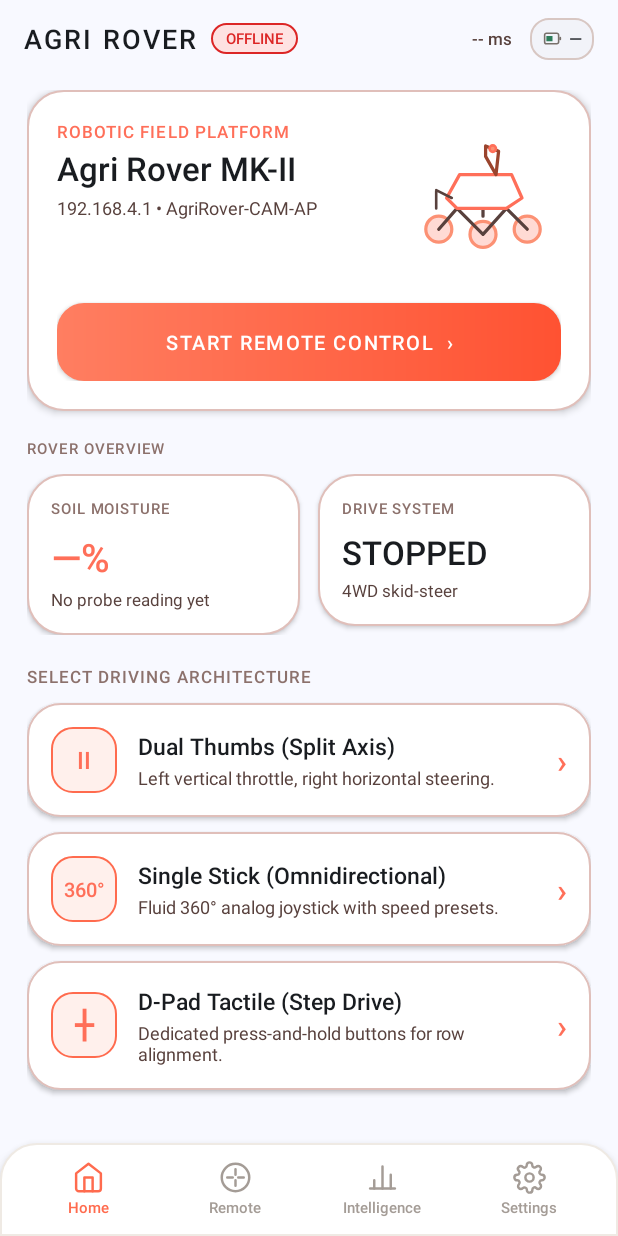
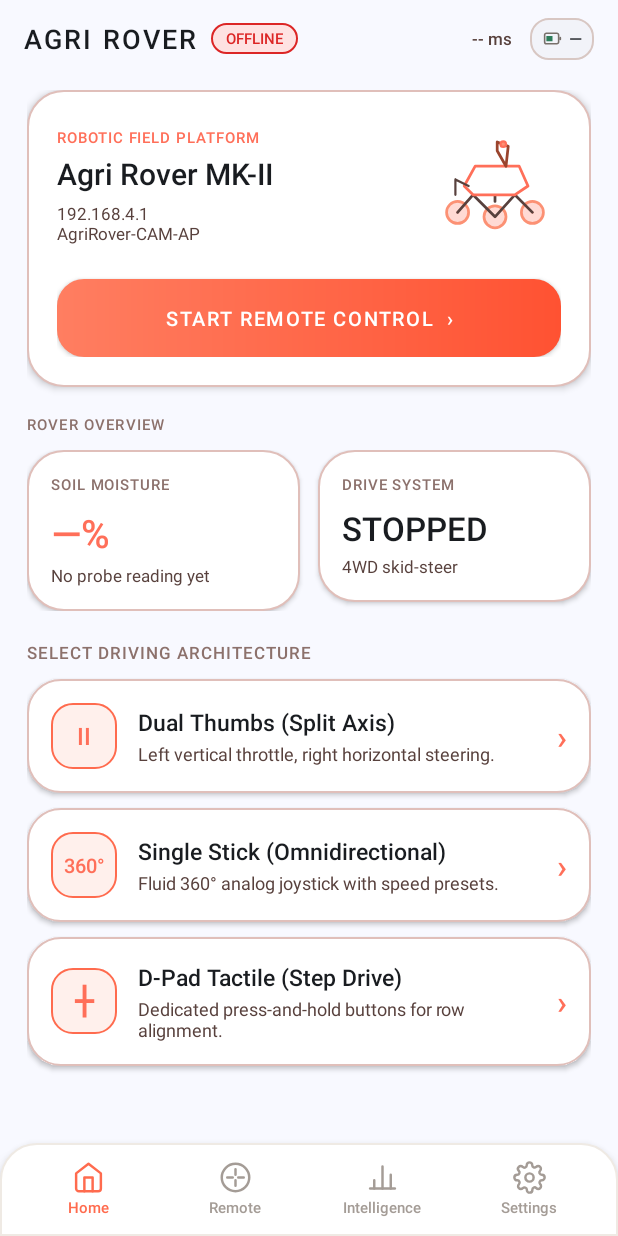
Before and after one commit to mohitsarode/Rover-App, an Android app: the screen it shows after launch (MainActivity), on a phone screen of 412 x 824 dp. Run offline under Robolectric (Android 15) with nearby library versions, the phone set to English and light mode, and no system bars.

Commit message:
Fix rover hero spacing on narrow mobile screens

```diff
--- a/app/src/main/java/com/agrirover/teleop/MainActivity.java
+++ b/app/src/main/java/com/agrirover/teleop/MainActivity.java
@@ -732,7 +732,7 @@ public class MainActivity extends AppCompatActivity implements
         etSettingsCtrlPort.setText(String.valueOf(config.getCtrlPort()));
         etSettingsStreamPort.setText(String.valueOf(config.getStreamPort()));
         etSettingsSprayMs.setText(String.valueOf(config.getSprayMs()));
-        tvHomeIp.setText(config.getHost() + " • AgriRover-CAM-AP");
+        tvHomeIp.setText(config.getHost() + "\nAgriRover-CAM-AP");
     }
 
     private void setupSettingsTabListeners() {
@@ -786,7 +786,7 @@ public class MainActivity extends AppCompatActivity implements
             try { config.setStreamPort(Integer.parseInt(etSettingsStreamPort.getText().toString().trim())); } catch (Exception ignored) {}
             try { config.setSprayMs(Integer.parseInt(etSettingsSprayMs.getText().toString().trim())); } catch (Exception ignored) {}
 
-            tvHomeIp.setText(config.getHost() + " • AgriRover-CAM-AP");
+            tvHomeIp.setText(config.getHost() + "\nAgriRover-CAM-AP");
             streamer.restart();
             Toast.makeText(this, "Settings saved & applied", Toast.LENGTH_SHORT).show();
         });
--- a/app/src/main/res/layout/activity_main.xml
+++ b/app/src/main/res/layout/activity_main.xml
@@ -127,15 +127,19 @@
                     android:orientation="vertical"
                     android:padding="20dp">
 
-                    <RelativeLayout
-                        android:layout_width="match_parent"
-                        android:layout_height="wrap_content">
+                    <!-- Keep the title/connection details and rover illustration in separate columns. -->
+                    <LinearLayout
+                        android:layout_width="match_parent"
+                        android:layout_height="wrap_content"
+                        android:gravity="center_vertical"
+                        android:orientation="horizontal">
 
                         <LinearLayout
-                            android:layout_width="wrap_content"
-                            android:layout_height="wrap_content"
-                            android:layout_alignParentStart="true"
-                            android:orientation="vertical">
+                            android:layout_width="0dp"
+                            android:layout_height="wrap_content"
+                            android:layout_weight="1"
+                            android:orientation="vertical"
+                            android:paddingEnd="8dp">
 
                             <TextView
                                 android:layout_width="wrap_content"
@@ -144,35 +148,40 @@
                                 android:letterSpacing="0.06"
                                 android:text="ROBOTIC FIELD PLATFORM"
                                 android:textColor="@color/accent_coral"
-                                android:textSize="11sp" />
+                                android:textSize="10sp" />
 
                             <TextView
                                 android:layout_width="wrap_content"
                                 android:layout_height="wrap_content"
-                                android:layout_marginTop="2dp"
+                                android:layout_marginTop="3dp"
                                 android:fontFamily="sans-serif-medium"
+                                android:maxLines="2"
                                 android:text="Agri Rover MK-II"
                                 android:textColor="@color/text_title"
-                                android:textSize="22sp" />
+                                android:textSize="20sp" />
 
                             <TextView
                                 android:id="@+id/tv_home_ip"
-                                android:layout_width="wrap_content"
+                                android:layout_width="match_parent"
                                 android:layout_height="wrap_content"
-                                android:layout_marginTop="3dp"
+                                android:layout_marginTop="5dp"
+                                android:ellipsize="end"
                                 android:fontFamily="sans-serif"
-                                android:text="192.168.4.1 • AgriRover-CAM-AP"
+                                android:maxLines="2"
+                                android:text="192.168.4.1&#10;AgriRover-CAM-AP"
                                 android:textColor="@color/text_secondary"
-                                android:textSize="12sp" />
+                                android:textSize="11sp" />
                         </LinearLayout>
 
                         <ImageView
-                            android:layout_width="104dp"
-                            android:layout_height="104dp"
-                            android:layout_alignParentEnd="true"
-                            android:layout_centerVertical="true"
+                            android:id="@+id/iv_home_rover_hero"
+                            android:layout_width="88dp"
+                            android:layout_height="88dp"
+                            android:layout_marginStart="8dp"
+                            android:contentDescription="Agri Rover illustration"
+                            android:scaleType="fitCenter"
                             android:src="@drawable/ic_rover_hero" />
-                    </RelativeLayout>
+                    </LinearLayout>
 
                     <!-- Start Mission / Teleoperation Action Button -->
                     <Button
```
